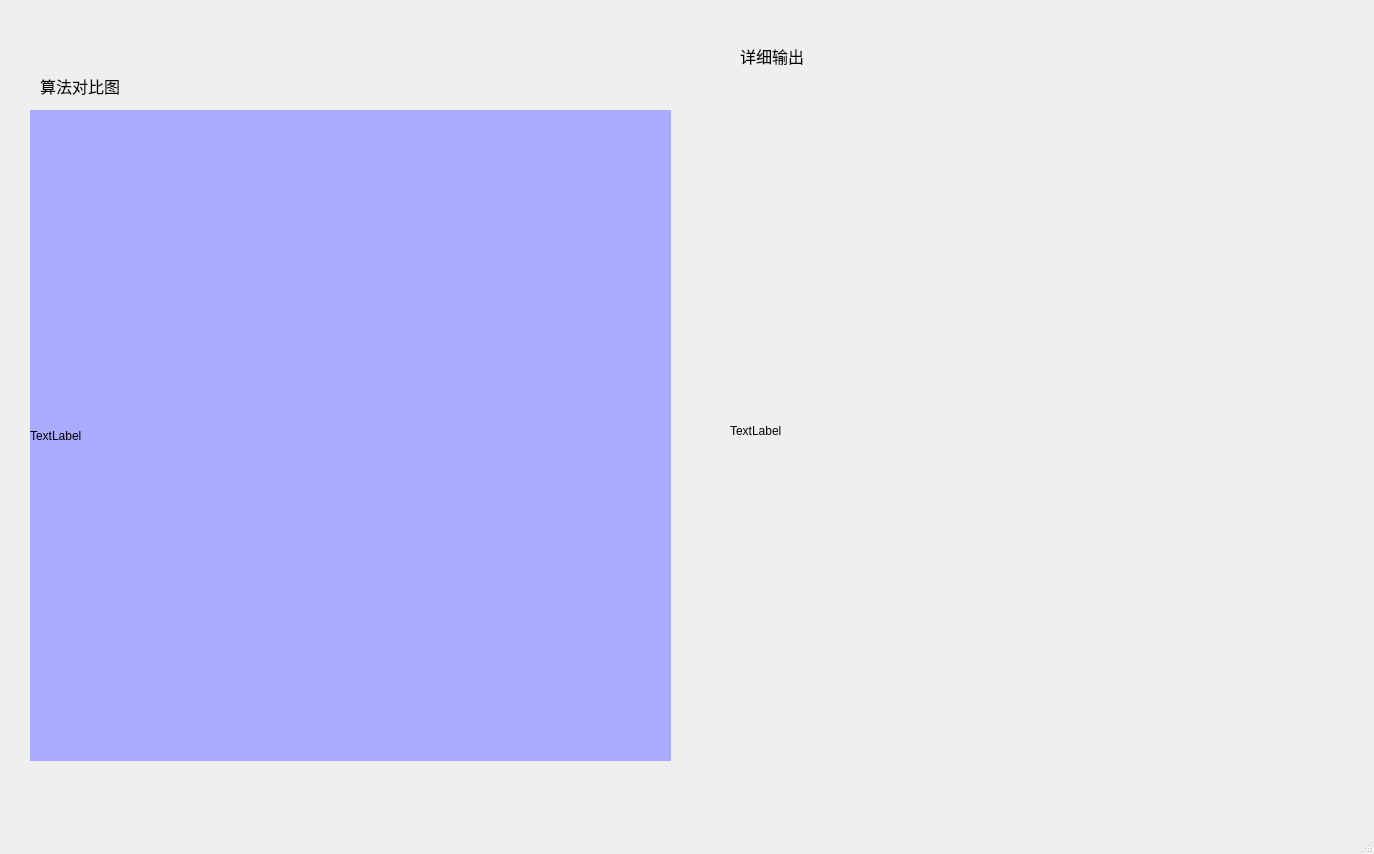
Above: Ui/Libraries/Widgets/charts.ui from Zyzzz/DigitalMediaTechnology before the change. Below: the same form after it.
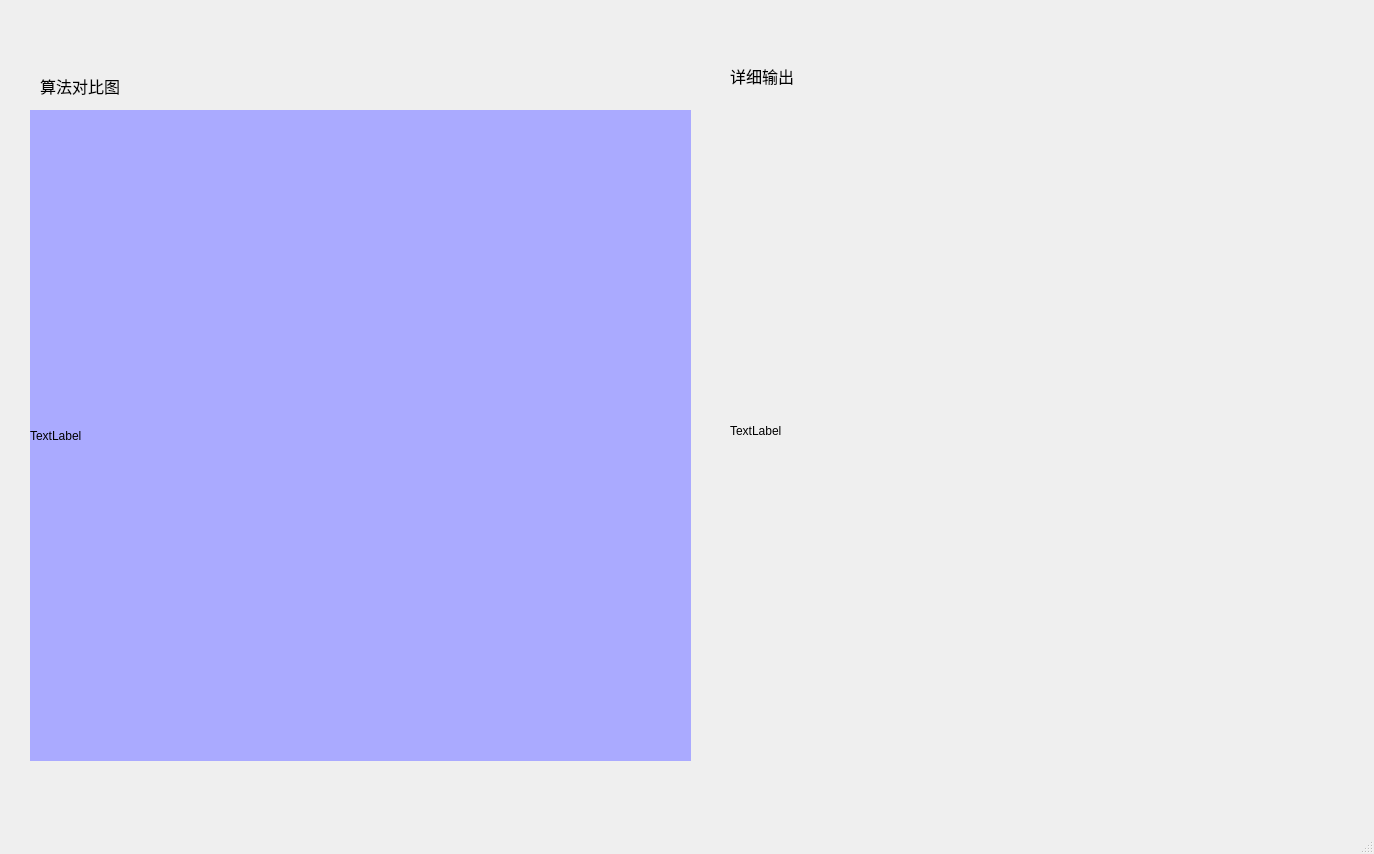
That is the form after the change.

Commit message: 完善第三个页面

```diff
--- a/Ui/Libraries/Widgets/charts.ui
+++ b/Ui/Libraries/Widgets/charts.ui
@@ -19,7 +19,7 @@
      <rect>
       <x>30</x>
       <y>110</y>
-      <width>641</width>
+      <width>661</width>
       <height>651</height>
      </rect>
     </property>
@@ -64,8 +64,8 @@
    <widget class="QLabel" name="label_4">
     <property name="geometry">
      <rect>
-      <x>740</x>
-      <y>30</y>
+      <x>730</x>
+      <y>50</y>
       <width>151</width>
       <height>51</height>
      </rect>
```
Left out of the diff: 4 changed lines with no effect on the pictures. The commit also changes 2 other files.
